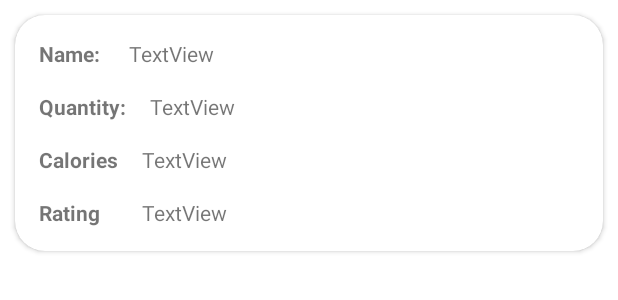
After one commit to andreib99/MSA_Project, an Android app: the layout activity_single_food.xml on its own in the app's theme, with its tools: preview values and no code run, on a phone screen of 412 x 824 dp. The commit adds this screen. Shown: the top 300 px of the screen. Run offline under Robolectric (Android 15) with nearby library versions, the phone set to English and light mode, and no system bars.

Commit message:
Added the BE for food list page

```diff
--- a/app/build.gradle
+++ b/app/build.gradle
@@ -61,4 +61,9 @@ dependencies {
     implementation 'com.google.android.gms:play-services-location:18.0.0'
     implementation 'com.firebaseui:firebase-ui-storage:4.3.2'
     implementation 'pl.droidsonroids.gif:android-gif-drawable:1.2.16'
+    implementation 'com.firebaseui:firebase-ui-database:6.0.2'
+    implementation 'com.google.android.material:material:1.1.0'
+    implementation 'com.google.firebase:firebase-firestore:17.0.4'
+    implementation 'com.google.firebase:firebase-core:16.0.1'
+    implementation 'com.firebaseui:firebase-ui-firestore:4.1.0'
 }
--- /dev/null
+++ b/app/src/main/res/layout/activity_single_food.xml
@@ -0,0 +1,148 @@
+<?xml version="1.0" encoding="utf-8"?>
+<androidx.cardview.widget.CardView
+    xmlns:android="http://schemas.android.com/apk/res/android"
+    xmlns:app="http://schemas.android.com/apk/res-auto"
+    xmlns:tools="http://schemas.android.com/tools"
+    android:id="@+id/card_view"
+    android:layout_width="match_parent"
+    android:layout_height="wrap_content"
+    android:layout_marginHorizontal="10dp"
+    android:layout_marginTop="10dp"
+    android:layout_marginBottom="20dp"
+    android:scrollbars="vertical"
+    app:cardCornerRadius="20dp">
+
+
+    <androidx.constraintlayout.widget.ConstraintLayout
+        android:layout_width="match_parent"
+        android:layout_height="match_parent">
+
+        <ImageView
+            android:id="@+id/FoodImage"
+            android:layout_width="0dp"
+            android:layout_height="wrap_content"
+            app:layout_constraintBottom_toBottomOf="parent"
+            app:layout_constraintEnd_toEndOf="parent"
+            app:layout_constraintStart_toStartOf="parent"
+            app:layout_constraintTop_toBottomOf="parent"
+            app:layout_constraintVertical_bias="0.0" />
+
+        <TextView
+            android:id="@+id/textView1"
+            android:layout_width="wrap_content"
+            android:layout_height="wrap_content"
+            android:layout_marginStart="16dp"
+            android:layout_marginTop="16dp"
+            android:text="Name: "
+            android:textStyle="bold"
+            app:layout_constraintStart_toStartOf="parent"
+            app:layout_constraintTop_toTopOf="parent" />
+
+        <TextView
+            android:id="@+id/name"
+            android:layout_width="0dp"
+            android:layout_height="wrap_content"
+            android:layout_marginStart="16dp"
+            android:layout_marginTop="16dp"
+            android:layout_marginEnd="16dp"
+            android:text="TextView"
+            app:layout_constraintEnd_toEndOf="parent"
+            app:layout_constraintStart_toEndOf="@+id/textView1"
+            app:layout_constraintTop_toTopOf="parent" />
+
+        <TextView
+            android:id="@+id/textView2"
+            android:layout_width="wrap_content"
+            android:layout_height="wrap_content"
+            android:layout_marginStart="16dp"
+            android:layout_marginTop="16dp"
+            android:text="Quantity:"
+            android:textStyle="bold"
+            app:layout_constraintStart_toStartOf="parent"
+            app:layout_constraintTop_toBottomOf="@+id/textView1" />
+
+        <TextView
+            android:id="@+id/quantity"
+            android:layout_width="0dp"
+            android:layout_height="wrap_content"
+            android:layout_marginStart="16dp"
+            android:layout_marginTop="16dp"
+            android:layout_marginEnd="16dp"
+            android:text="TextView"
+            app:layout_constraintEnd_toEndOf="parent"
+            app:layout_constraintStart_toEndOf="@+id/textView2"
+            app:layout_constraintTop_toBottomOf="@+id/name" />
+
+        <TextView
+            android:id="@+id/textView3"
+            android:layout_width="wrap_content"
+            android:layout_height="wrap_content"
+            android:layout_marginStart="16dp"
+            android:layout_marginTop="16dp"
+            android:layout_marginBottom="16dp"
+            android:text="Calories"
+            android:textStyle="bold"
+            app:layout_constraintBottom_toBottomOf="parent"
+            app:layout_constraintStart_toStartOf="parent"
+            app:layout_constraintTop_toBottomOf="@+id/textView1" />
+
+        <TextView
+            android:id="@+id/calories"
+            android:layout_width="0dp"
+            android:layout_height="wrap_content"
+            android:layout_marginStart="16dp"
+            android:layout_marginTop="16dp"
+            android:layout_marginEnd="16dp"
+            android:layout_marginBottom="16dp"
+            android:text="TextView"
+            app:layout_constraintBottom_toBottomOf="parent"
+            app:layout_constraintEnd_toEndOf="parent"
+            app:layout_constraintStart_toEndOf="@+id/textView3"
+            app:layout_constraintTop_toBottomOf="@+id/name" />
+
+        <TextView
+            android:id="@+id/textView4"
+            android:layout_width="wrap_content"
+            android:layout_height="wrap_content"
+            android:layout_marginStart="16dp"
+            android:layout_marginTop="16dp"
+            android:layout_marginBottom="16dp"
+            android:text="Rating"
+            android:textStyle="bold"
+            app:layout_constraintBottom_toBottomOf="parent"
+            app:layout_constraintStart_toStartOf="parent"
+            app:layout_constraintTop_toBottomOf="@+id/textView3" />
+
+        <TextView
+            android:id="@+id/rating"
+            android:layout_width="0dp"
+            android:layout_height="wrap_content"
+            android:layout_marginStart="16dp"
+            android:layout_marginTop="16dp"
+            android:layout_marginEnd="16dp"
+            android:layout_marginBottom="16dp"
+            android:text="TextView"
+            app:layout_constraintBottom_toBottomOf="parent"
+            app:layout_constraintEnd_toEndOf="parent"
+            app:layout_constraintStart_toEndOf="@+id/textView3"
+            app:layout_constraintTop_toBottomOf="@+id/calories" />
+
+        <TextView
+            android:id="@+id/image"
+            android:layout_width="0dp"
+            android:layout_height="wrap_content"
+            android:layout_marginStart="16dp"
+            android:layout_marginTop="16dp"
+            android:layout_marginEnd="16dp"
+            android:layout_marginBottom="16dp"
+            android:text="TextView"
+            app:layout_constraintBottom_toBottomOf="parent"
+            app:layout_constraintEnd_toEndOf="parent"
+            app:layout_constraintStart_toEndOf="@+id/textView4"
+            app:layout_constraintTop_toBottomOf="@+id/calories"
+            android:visibility="invisible"
+           />
+
+
+    </androidx.constraintlayout.widget.ConstraintLayout>
+</androidx.cardview.widget.CardView>
```
Also changed, not shown: app/src/main/java/com/fitboys/nutrimax/AddFoodActivity.kt (+1 -8 lines), app/src/main/java/com/fitboys/nutrimax/FoodAdapter.kt (added, +63 -0 lines), app/src/main/java/com/fitboys/nutrimax/FoodListActivity.kt (+64 -20 lines), app/src/main/java/com/fitboys/nutrimax/data/model/Food.kt (+10 -10 lines), app/src/main/res/layout/activity_food_list.xml (+7 -19 lines).
